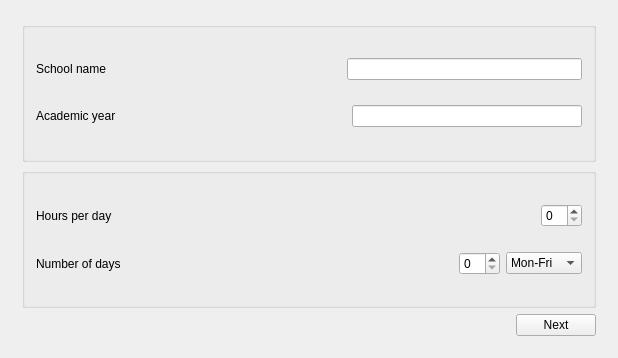
Qt form Orar/OrarApp/BasicInfoView.ui (alexandrutm/UnivTimetable) before a commit.
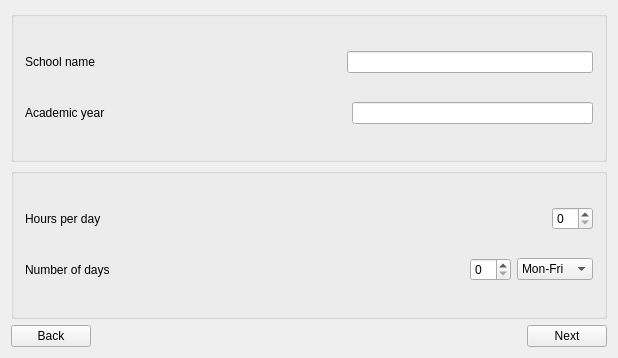
The same form after that commit.

The edit to the form file:
```diff
--- a/Orar/OrarApp/BasicInfoView.ui
+++ b/Orar/OrarApp/BasicInfoView.ui
@@ -15,13 +15,6 @@
   </property>
   <layout class="QGridLayout" name="gridLayout_3">
    <item row="0" column="0">
-    <widget class="QStackedWidget" name="stackedWidget">
-     <property name="currentIndex">
-      <number>0</number>
-     </property>
-     <widget class="QWidget" name="startPage">
-      <layout class="QVBoxLayout" name="verticalLayout">
-       <item>
         <widget class="QGroupBox" name="groupBox">
          <property name="title">
           <string/>
@@ -88,7 +81,7 @@
          </layout>
         </widget>
        </item>
-       <item>
+   <item row="1" column="0">
         <widget class="QGroupBox" name="groupBox_2">
          <property name="title">
           <string/>
@@ -174,8 +167,15 @@
          </layout>
         </widget>
        </item>
-       <item>
+   <item row="2" column="0">
         <layout class="QHBoxLayout" name="horizontalLayout_7">
+     <item>
+      <widget class="QPushButton" name="Back">
+       <property name="text">
+        <string>Back</string>
+       </property>
+      </widget>
+     </item>
          <item>
           <spacer name="horizontalSpacer_4">
            <property name="orientation">
@@ -197,10 +197,6 @@
           </widget>
          </item>
         </layout>
-       </item>
-      </layout>
-     </widget>
-    </widget>
    </item>
   </layout>
  </widget>
```
Left out of the diff: 2 changed lines with no effect on the pictures. Lines whose indentation alone changed are shown as unchanged.
